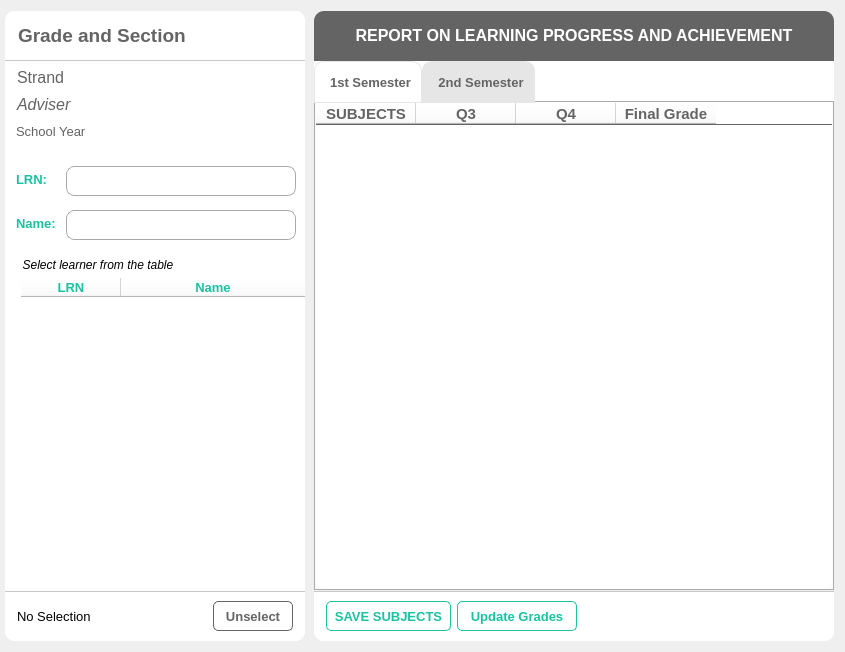
The window that LMS_v2.1/ui/gradesSHS.ui (jpcanas/School_LMSv2) describes before a commit, drawn with Qt 5.
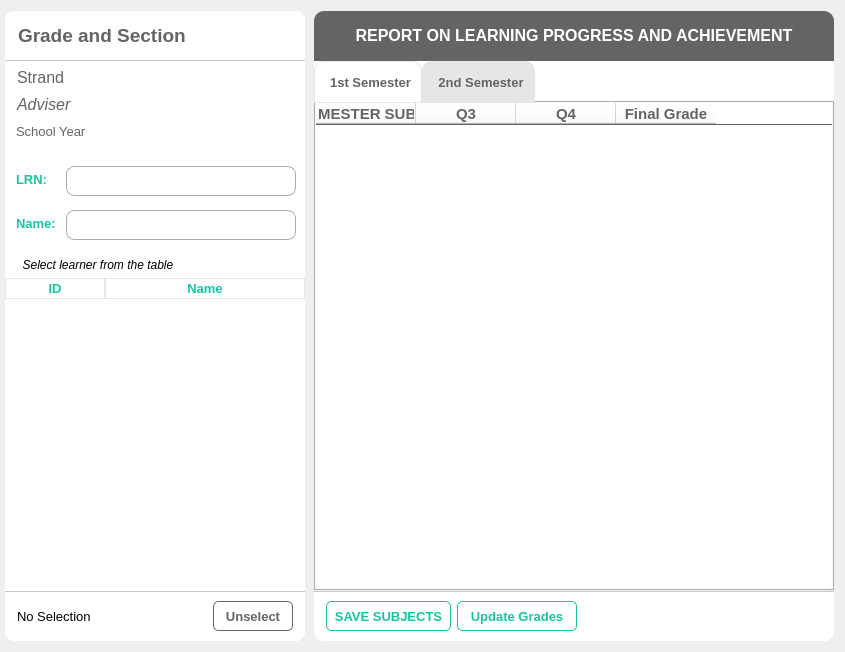
The same window after the commit. Icons and pictures are not drawn.

Commit message: created update grades for SHS

Patch:
```diff
--- a/LMS_v2.1/ui/gradesSHS.ui
+++ b/LMS_v2.1/ui/gradesSHS.ui
@@ -357,14 +357,21 @@
 }
 QFrame{
 	background-color:  rgb(255, 255, 255);
+}
+QTableView::item{
 	padding-left: 8px;
 }
 
 QTableView::item:selected  {
-	color: rgb(255, 255, 255);
-	background-color: rgb(100, 100, 100);
+	color: rgb(0, 0, 0);
+	background-color: rgb(230, 230, 230);
 }
 
+QHeaderView:section{
+	color: rgb(26, 194, 161);
+	background-color: rgb(255, 255, 255);
+border: 1px solid rgb(230, 230, 230);
+}
 </string>
         </property>
         <property name="selectionMode">
@@ -381,7 +388,7 @@
         </attribute>
         <column>
          <property name="text">
-          <string>LRN</string>
+          <string>ID</string>
          </property>
          <property name="font">
           <font>
@@ -1544,7 +1551,7 @@
                    </attribute>
                    <column>
                     <property name="text">
-                     <string>SUBJECTS</string>
+                     <string>2nd SEMESTER SUBJECTS</string>
                     </property>
                     <property name="font">
                      <font>
```
Left out of the diff: 2 changed lines with no effect on the pictures. The commit also changes 7 other files.
